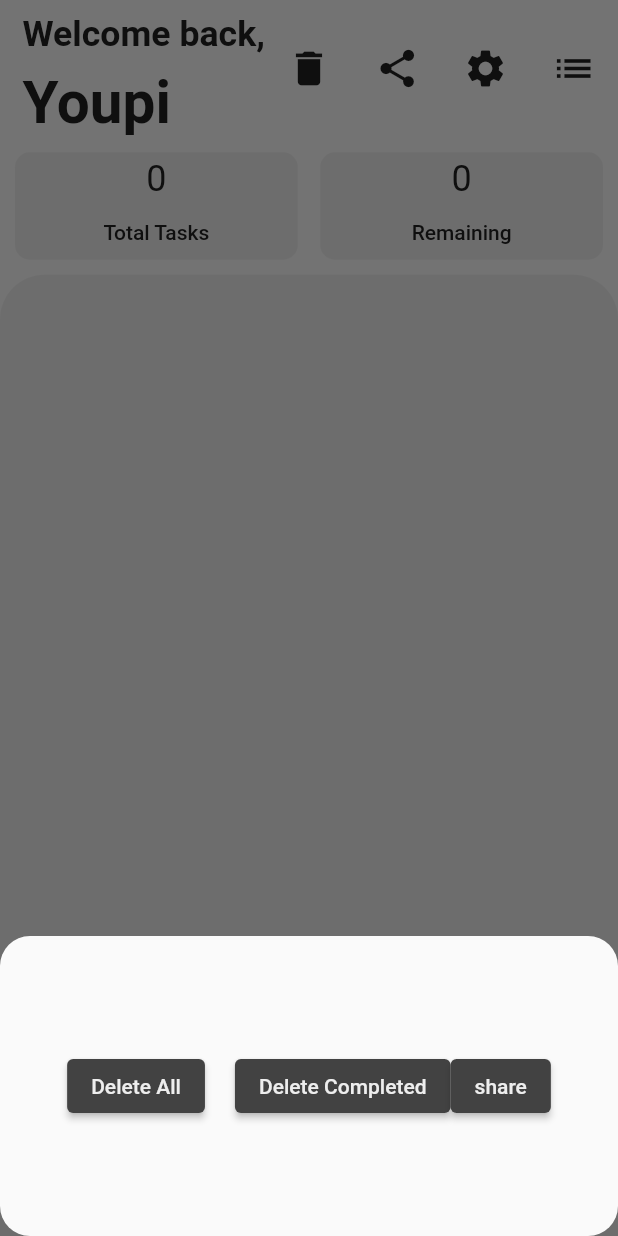
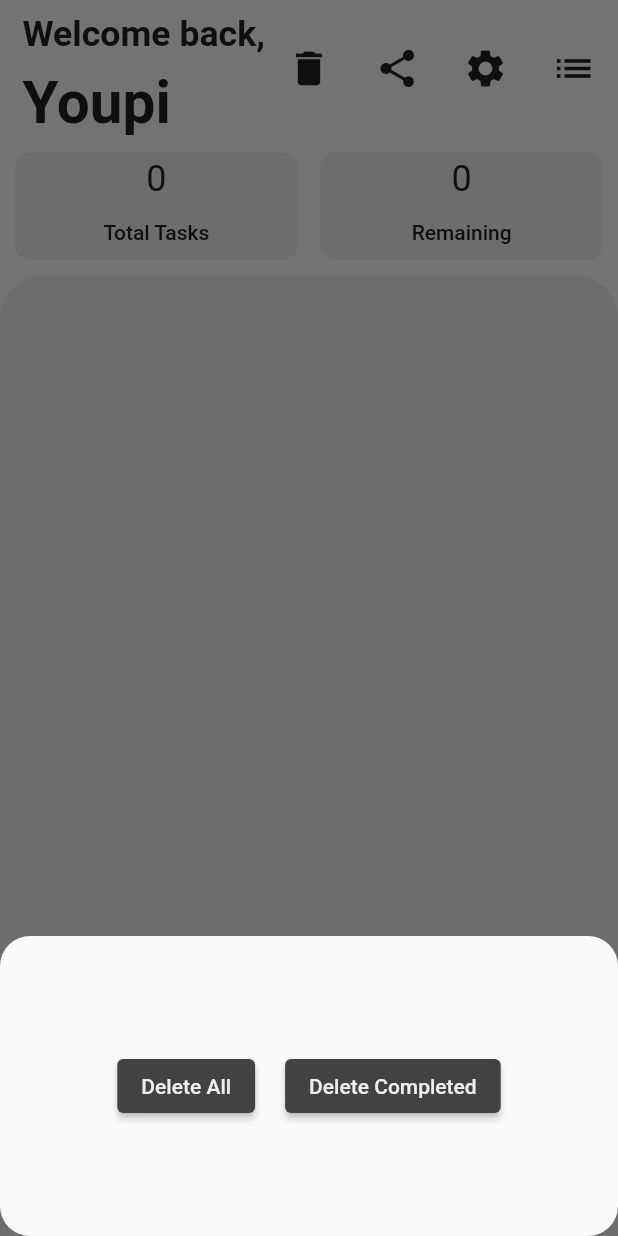
Before and after one commit to sinaxyxx/todolist, a Flutter app: the screen it shows after launch, after a tap on the "delete" icon, on a phone screen of 412 x 824 dp. Run offline on Flutter 3.47's test engine with Material 2 defaults, Android fonts, the phone set to English and light mode, and no system bars; our stand-ins replace share_plus.

```diff
--- a/lib/view/delete_bottom_sheet_view.dart
+++ b/lib/view/delete_bottom_sheet_view.dart
@@ -1,7 +1,6 @@
 import 'package:flutter/material.dart';
 import 'package:list_todo3/brain/const.dart';
 import 'package:provider/provider.dart';
-import 'package:share_plus/share_plus.dart';
 
 class DeleteBottomSheetView extends StatelessWidget {
   const DeleteBottomSheetView({super.key});
@@ -36,15 +35,6 @@ class DeleteBottomSheetView extends StatelessWidget {
                   style: ElevatedButton.styleFrom(
                       backgroundColor: viewBrain.clrlvl3,
                       foregroundColor: viewBrain.clrlvl2)),
-              ElevatedButton(
-                  onPressed: () {
-                    viewBrain.createContentsForShare();
-                    Share.share(viewBrain.shareList);
-                  },
-                  child: Text('share'),
-                  style: ElevatedButton.styleFrom(
-                      backgroundColor: viewBrain.clrlvl3,
-                      foregroundColor: viewBrain.clrlvl2)),
             ],
           ),
         );
--- a/lib/view/header_view.dart
+++ b/lib/view/header_view.dart
@@ -110,9 +110,7 @@ class HeaderView extends StatelessWidget {
                       color: viewBrain.clrlvl4,
                     ),
                   ),
-                  onTap: () {
-                    list_sort.dart();
-                  },
+                  onTap: () {},
                 )),
           ],
         );
```
Also changed, not shown: lib/view/list_sort.dart (added, +16 -0 lines).
